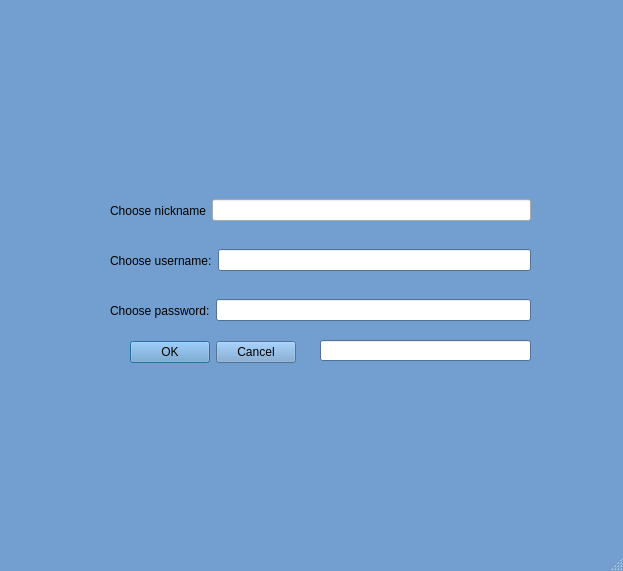
Before: the Qt Designer form Client/mainwindow.ui in MATF-RS20/RS023-group-chat, drawn with Qt 5.
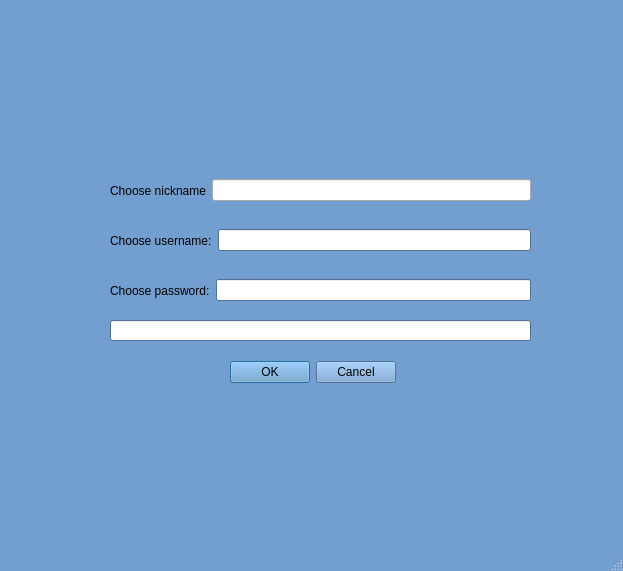
After: the same form once the commit is applied. Icons and pictures are not drawn.

Patch:
```diff
--- a/Client/mainwindow.ui
+++ b/Client/mainwindow.ui
@@ -466,7 +466,7 @@
     <property name="geometry">
      <rect>
       <x>-10</x>
-      <y>0</y>
+      <y>-20</y>
       <width>631</width>
       <height>521</height>
      </rect>
@@ -2931,8 +2931,8 @@
      <widget class="QDialogButtonBox" name="buttonBox">
       <property name="geometry">
        <rect>
-        <x>140</x>
-        <y>340</y>
+        <x>240</x>
+        <y>380</y>
         <width>166</width>
         <height>25</height>
        </rect>
@@ -3415,9 +3415,9 @@
      <widget class="QLineEdit" name="error_msg_line">
       <property name="geometry">
        <rect>
-        <x>330</x>
+        <x>120</x>
         <y>340</y>
-        <width>211</width>
+        <width>421</width>
         <height>21</height>
        </rect>
       </property>
```
